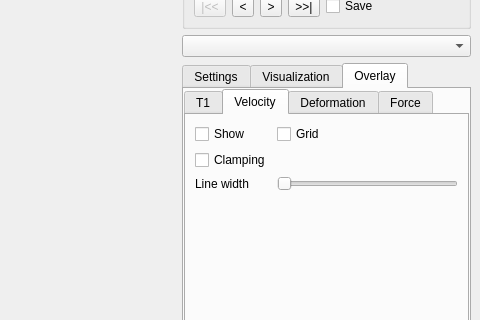
Before: the Qt Designer form MainWindow.ui in danlipsa/foamvis, drawn with Qt 5; both pictures show x 563 to 1043 and y 128 to 448 of the 1043 by 596 pixel window.
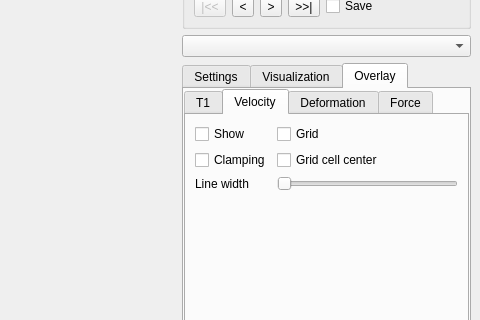
After: the same form once the commit is applied. The open tabs and pages were chosen to show the change. Custom widgets are drawn as their Qt base class.

```diff
--- a/MainWindow.ui
+++ b/MainWindow.ui
@@ -1999,6 +1999,13 @@
                  </property>
                 </widget>
                </item>
+               <item row="1" column="1">
+                <widget class="QCheckBox" name="checkBoxVelocityGridCellCenterShown">
+                 <property name="text">
+                  <string>Grid cell center</string>
+                 </property>
+                </widget>
+               </item>
               </layout>
              </widget>
              <widget class="QWidget" name="tabDeformation">
```
Left out of the diff: 245 changed lines with no effect on the pictures.
